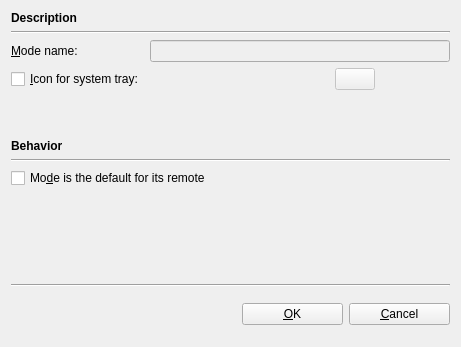
Above: kcmlirc/editmodebase.ui from KDE/kremotecontrol before the change. Below: the same form after it.
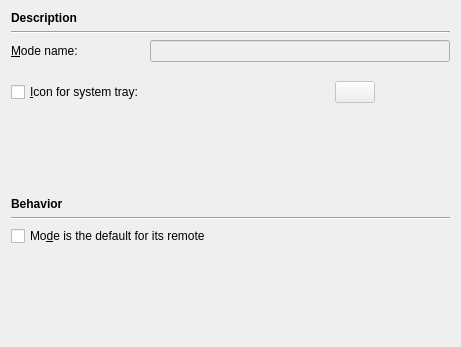
That is the form after the change. Custom widgets are drawn as their Qt base class.

The edit to the form file:
```diff
--- a/kcmlirc/editmodebase.ui
+++ b/kcmlirc/editmodebase.ui
@@ -1,6 +1,6 @@
 <ui version="4.0" >
  <class>EditModeBase</class>
- <widget class="KDialog" name="EditModeBase" >
+ <widget class="QWidget" name="EditModeBase" >
   <property name="enabled" >
    <bool>true</bool>
   </property>
@@ -177,60 +177,10 @@
      </property>
     </spacer>
    </item>
-   <item row="8" column="0" >
-    <widget class="Line" name="line3" >
-     <property name="frameShape" >
-      <enum>QFrame::HLine</enum>
-     </property>
-     <property name="frameShadow" >
-      <enum>QFrame::Sunken</enum>
-     </property>
-    </widget>
-   </item>
-   <item row="9" column="0" >
-    <layout class="QHBoxLayout" >
-     <item>
-      <spacer name="spacer10" >
-       <property name="orientation" >
-        <enum>Qt::Vertical</enum>
-       </property>
-       <property name="sizeType" >
-        <enum>QSizePolicy::Expanding</enum>
-       </property>
-       <property name="sizeHint" stdset="0" >
-        <size>
-         <width>231</width>
-         <height>20</height>
-        </size>
-       </property>
-      </spacer>
-     </item>
-     <item>
-      <widget class="KPushButton" name="theOK" >
-       <property name="text" >
-        <string>&amp;OK</string>
-       </property>
-      </widget>
-     </item>
-     <item>
-      <widget class="KPushButton" name="kPushButton8" >
-       <property name="text" >
-        <string>&amp;Cancel</string>
-       </property>
-      </widget>
-     </item>
-    </layout>
-   </item>
   </layout>
  </widget>
  <layoutdefault spacing="6" margin="11" />
  <customwidgets>
-  <customwidget>
-   <class>KDialog</class>
-   <extends>QDialog</extends>
-   <header>kdialog.h</header>
-   <container>1</container>
-  </customwidget>
   <customwidget>
    <class>KIconButton</class>
    <extends>QPushButton</extends>
@@ -241,12 +191,6 @@
    <extends>QLineEdit</extends>
    <header>klineedit.h</header>
   </customwidget>
-  <customwidget>
-   <class>KPushButton</class>
-   <extends>QPushButton</extends>
-   <header>kpushbutton.h</header>
-   <container>1</container>
-  </customwidget>
  </customwidgets>
  <includes>
   <include location="local" >kicondialog.h</include>
```
